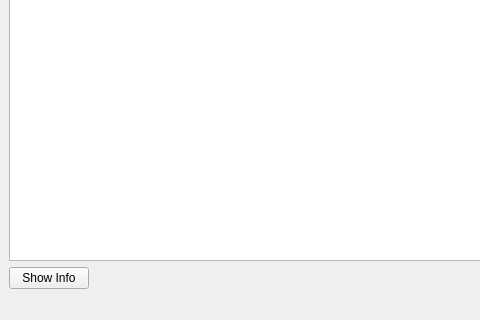
imazur27/character_client, file character_client/main_window.ui: the form before one commit; both pictures show x 0 to 480 and y 280 to 600 of the 800 by 600 pixel window.
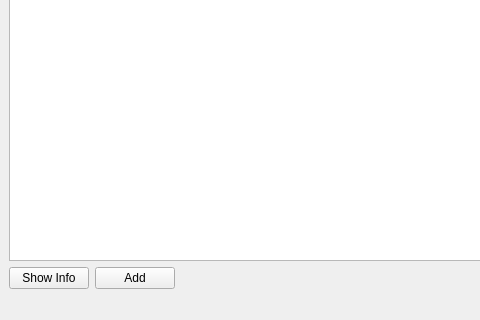
The form after the commit.

What changed in the file:
```diff
--- a/character_client/main_window.ui
+++ b/character_client/main_window.ui
@@ -40,6 +40,13 @@
         </property>
        </widget>
       </item>
+      <item>
+       <widget class="QPushButton" name="addButton">
+        <property name="text">
+         <string>Add</string>
+        </property>
+       </widget>
+      </item>
       <item>
        <spacer name="horizontalSpacer">
         <property name="orientation">
```
